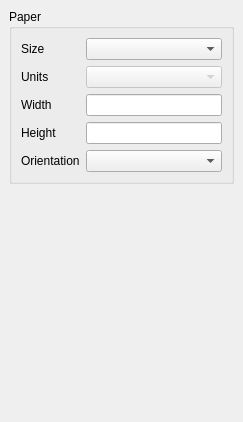
Above: qgis/src/ui/qgscompositionbase.ui from sourcepole/qgis before the change. Below: the same form after it.
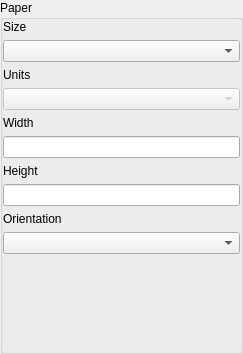
That is the form after the change.

Commit message: Further ui cleanups for map composer

The edit to the form file:
```diff
--- a/qgis/src/ui/qgscompositionbase.ui
+++ b/qgis/src/ui/qgscompositionbase.ui
@@ -1,12 +1,12 @@
 <ui version="4.0" >
  <class>QgsCompositionBase</class>
- <widget class="QWidget" name="QgsCompositionBase" >
-  <property name="geometry" >
+ <widget class="QWidget" name="QgsCompositionBase">
+  <property name="geometry">
    <rect>
     <x>0</x>
     <y>0</y>
     <width>243</width>
-    <height>422</height>
+    <height>354</height>
    </rect>
   </property>
   <property name="sizePolicy" >
@@ -18,71 +18,76 @@
   <property name="windowTitle" >
    <string>Composition</string>
   </property>
-  <layout class="QGridLayout" >
-   <property name="leftMargin" >
-    <number>9</number>
+  <layout class="QGridLayout">
+   <property name="margin">
+    <number>0</number>
    </property>
-   <property name="topMargin" >
-    <number>9</number>
-   </property>
-   <property name="rightMargin" >
-    <number>9</number>
-   </property>
-   <property name="bottomMargin" >
-    <number>9</number>
-   </property>
-   <property name="horizontalSpacing" >
+   <property name="spacing">
     <number>6</number>
    </property>
-   <property name="verticalSpacing" >
-    <number>6</number>
-   </property>
-   <item row="0" column="0" colspan="2" >
-    <widget class="QGroupBox" name="groupBox" >
-     <property name="title" >
+   <item row="0" column="0" colspan="2">
+    <widget class="QGroupBox" name="groupBox">
+     <property name="title">
       <string>Paper</string>
      </property>
-     <layout class="QGridLayout" >
-      <property name="leftMargin" >
-       <number>9</number>
+     <layout class="QGridLayout" name="gridLayout">
+      <property name="margin">
+       <number>0</number>
       </property>
-      <property name="topMargin" >
-       <number>9</number>
-      </property>
-      <property name="rightMargin" >
-       <number>9</number>
-      </property>
-      <property name="bottomMargin" >
-       <number>9</number>
-      </property>
-      <property name="horizontalSpacing" >
-       <number>6</number>
-      </property>
-      <property name="verticalSpacing" >
-       <number>6</number>
-      </property>
-      <item row="4" column="1" >
-       <widget class="QComboBox" name="mPaperOrientationComboBox" >
-        <property name="enabled" >
+      <item row="0" column="0">
+       <widget class="QLabel" name="textLabel3">
+        <property name="sizePolicy">
+         <sizepolicy hsizetype="Preferred" vsizetype="Preferred">
+          <horstretch>0</horstretch>
+          <verstretch>0</verstretch>
+         </sizepolicy>
+        </property>
+        <property name="text">
+         <string>Size</string>
+        </property>
+        <property name="wordWrap">
          <bool>true</bool>
         </property>
-        <property name="sizePolicy" >
-         <sizepolicy vsizetype="Fixed" hsizetype="Expanding" >
+        <property name="buddy">
+         <cstring>mPaperSizeComboBox</cstring>
+        </property>
+       </widget>
+      </item>
+      <item row="1" column="0" colspan="2">
+       <widget class="QComboBox" name="mPaperSizeComboBox">
+        <property name="enabled">
+         <bool>true</bool>
+        </property>
+        <property name="sizePolicy">
+         <sizepolicy hsizetype="Expanding" vsizetype="Fixed">
           <horstretch>0</horstretch>
           <verstretch>0</verstretch>
          </sizepolicy>
         </property>
        </widget>
       </item>
-      <item row="3" column="1" >
-       <widget class="QLineEdit" name="mPaperHeightLineEdit" />
+      <item row="2" column="0">
+       <widget class="QLabel" name="textLabel5">
+        <property name="sizePolicy">
+         <sizepolicy hsizetype="Preferred" vsizetype="Preferred">
+          <horstretch>0</horstretch>
+          <verstretch>0</verstretch>
+         </sizepolicy>
+        </property>
+        <property name="text">
+         <string>Units</string>
+        </property>
+        <property name="wordWrap">
+         <bool>true</bool>
+        </property>
+        <property name="buddy">
+         <cstring>mPaperUnitsComboBox</cstring>
+        </property>
+       </widget>
       </item>
-      <item row="2" column="1" >
-       <widget class="QLineEdit" name="mPaperWidthLineEdit" />
-      </item>
-      <item row="1" column="1" >
-       <widget class="QComboBox" name="mPaperUnitsComboBox" >
-        <property name="enabled" >
+      <item row="3" column="0" colspan="2">
+       <widget class="QComboBox" name="mPaperUnitsComboBox">
+        <property name="enabled">
          <bool>false</bool>
         </property>
         <property name="sizePolicy" >
@@ -93,121 +98,95 @@
         </property>
        </widget>
       </item>
-      <item row="0" column="1" >
-       <widget class="QComboBox" name="mPaperSizeComboBox" >
-        <property name="enabled" >
-         <bool>true</bool>
-        </property>
-        <property name="sizePolicy" >
-         <sizepolicy vsizetype="Fixed" hsizetype="Expanding" >
+      <item row="4" column="0">
+       <widget class="QLabel" name="textLabel4">
+        <property name="sizePolicy">
+         <sizepolicy hsizetype="Preferred" vsizetype="Preferred">
           <horstretch>0</horstretch>
           <verstretch>0</verstretch>
          </sizepolicy>
         </property>
-       </widget>
-      </item>
-      <item row="4" column="0" >
-       <widget class="QLabel" name="textLabel7" >
-        <property name="sizePolicy" >
-         <sizepolicy vsizetype="Preferred" hsizetype="Preferred" >
-          <horstretch>0</horstretch>
-          <verstretch>0</verstretch>
-         </sizepolicy>
-        </property>
-        <property name="text" >
-         <string>Orientation</string>
-        </property>
-        <property name="buddy" >
-         <cstring>mPaperOrientationComboBox</cstring>
-        </property>
-       </widget>
-      </item>
-      <item row="3" column="0" >
-       <widget class="QLabel" name="textLabel6" >
-        <property name="sizePolicy" >
-         <sizepolicy vsizetype="Preferred" hsizetype="Preferred" >
-          <horstretch>0</horstretch>
-          <verstretch>0</verstretch>
-         </sizepolicy>
-        </property>
-        <property name="text" >
-         <string>Height</string>
-        </property>
-        <property name="buddy" >
-         <cstring>mPaperHeightLineEdit</cstring>
-        </property>
-       </widget>
-      </item>
-      <item row="2" column="0" >
-       <widget class="QLabel" name="textLabel4" >
-        <property name="sizePolicy" >
-         <sizepolicy vsizetype="Preferred" hsizetype="Preferred" >
-          <horstretch>0</horstretch>
-          <verstretch>0</verstretch>
-         </sizepolicy>
-        </property>
-        <property name="text" >
+        <property name="text">
          <string>Width</string>
         </property>
-        <property name="buddy" >
+        <property name="wordWrap">
+         <bool>true</bool>
+        </property>
+        <property name="buddy">
          <cstring>mPaperWidthLineEdit</cstring>
         </property>
        </widget>
       </item>
-      <item row="1" column="0" >
-       <widget class="QLabel" name="textLabel5" >
-        <property name="sizePolicy" >
-         <sizepolicy vsizetype="Preferred" hsizetype="Preferred" >
+      <item row="5" column="0" colspan="2">
+       <widget class="QLineEdit" name="mPaperWidthLineEdit"/>
+      </item>
+      <item row="6" column="0" colspan="2">
+       <widget class="QLabel" name="textLabel6">
+        <property name="sizePolicy">
+         <sizepolicy hsizetype="Preferred" vsizetype="Preferred">
           <horstretch>0</horstretch>
           <verstretch>0</verstretch>
          </sizepolicy>
         </property>
-        <property name="text" >
-         <string>Units</string>
+        <property name="text">
+         <string>Height</string>
         </property>
-        <property name="buddy" >
-         <cstring>mPaperUnitsComboBox</cstring>
+        <property name="wordWrap">
+         <bool>true</bool>
         </property>
        </widget>
       </item>
-      <item row="0" column="0" >
-       <widget class="QLabel" name="textLabel3" >
-        <property name="sizePolicy" >
-         <sizepolicy vsizetype="Preferred" hsizetype="Preferred" >
+      <item row="7" column="0" colspan="2">
+       <widget class="QLineEdit" name="mPaperHeightLineEdit"/>
+      </item>
+      <item row="8" column="0" colspan="2">
+       <widget class="QLabel" name="textLabel7">
+        <property name="sizePolicy">
+         <sizepolicy hsizetype="Preferred" vsizetype="Preferred">
           <horstretch>0</horstretch>
           <verstretch>0</verstretch>
          </sizepolicy>
         </property>
-        <property name="text" >
-         <string>Size</string>
+        <property name="text">
+         <string>Orientation</string>
         </property>
-        <property name="buddy" >
-         <cstring>mPaperSizeComboBox</cstring>
+        <property name="wordWrap">
+         <bool>true</bool>
         </property>
        </widget>
       </item>
+      <item row="9" column="0" colspan="2">
+       <widget class="QComboBox" name="mPaperOrientationComboBox">
+        <property name="enabled">
+         <bool>true</bool>
+        </property>
+        <property name="sizePolicy">
+         <sizepolicy hsizetype="Expanding" vsizetype="Fixed">
+          <horstretch>0</horstretch>
+          <verstretch>0</verstretch>
+         </sizepolicy>
+        </property>
+       </widget>
+      </item>
+      <item row="10" column="1">
+       <spacer name="verticalSpacer">
+        <property name="orientation">
+         <enum>Qt::Vertical</enum>
+        </property>
+        <property name="sizeHint" stdset="0">
+         <size>
+          <width>20</width>
+          <height>50</height>
+         </size>
+        </property>
+       </spacer>
+      </item>
      </layout>
     </widget>
    </item>
-   <item rowspan="2" row="1" column="0" colspan="2" >
-    <spacer>
-     <property name="orientation" >
-      <enum>Qt::Vertical</enum>
-     </property>
-     <property name="sizeType" >
-      <enum>QSizePolicy::Expanding</enum>
-     </property>
-     <property name="sizeHint" >
-      <size>
-       <width>223</width>
-       <height>41</height>
-      </size>
-     </property>
-    </spacer>
-   </item>
   </layout>
  </widget>
- <layoutdefault spacing="6" margin="11" />
+ <layoutdefault spacing="6" margin="11"/>
  <resources/>
  <connections/>
 </ui>
```
Left out of the diff: 19 changed lines with no effect on the pictures. The commit also changes 4 other files.
